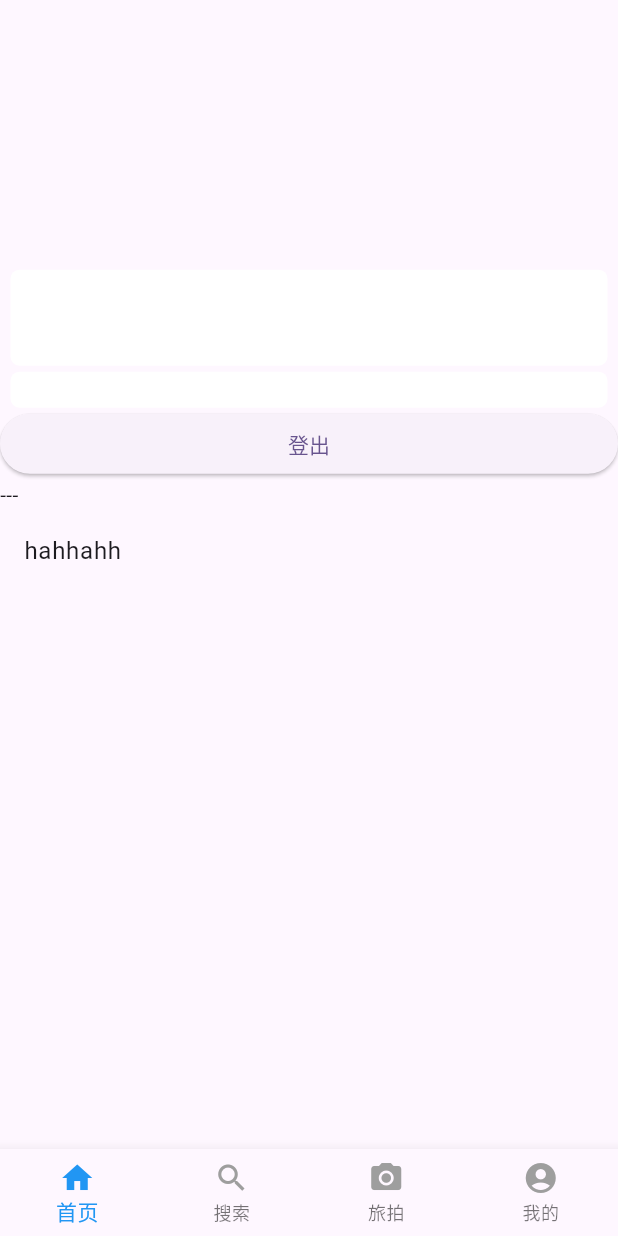
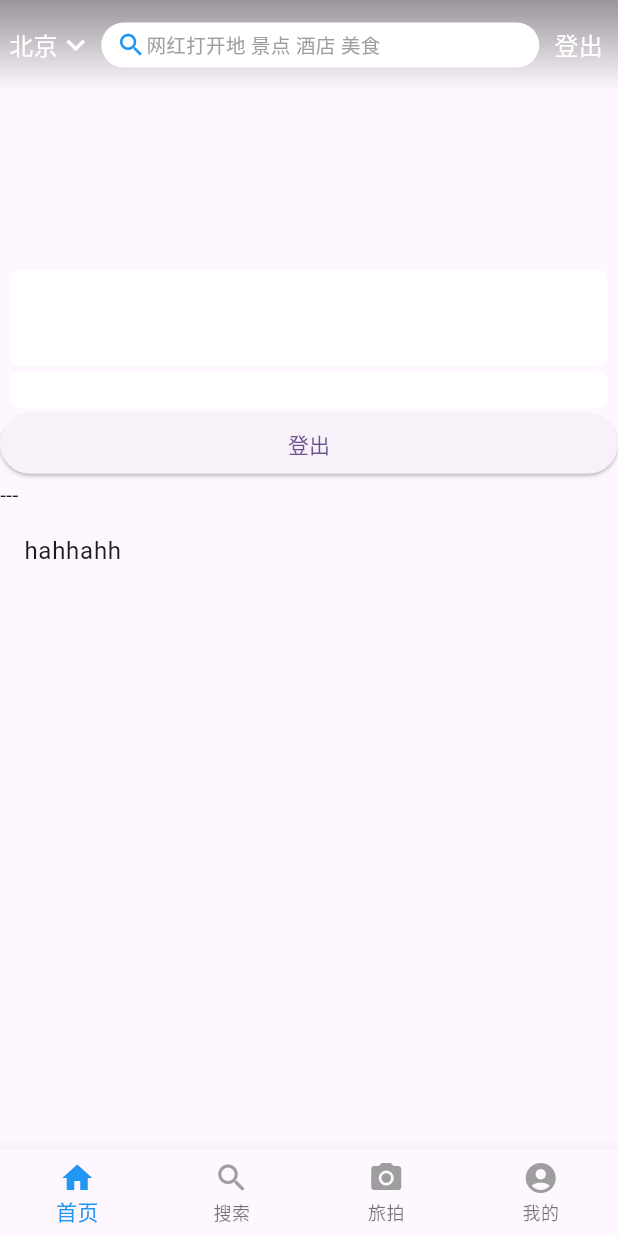
Before and after one commit to Boom618/Flutter_learn, a Flutter app: the screen it shows after launch, on a phone screen of 412 x 824 dp. Run offline on Flutter 3.47's test engine with Material 3 defaults, Android fonts, the phone set to English and light mode, and no system bars; drawn by our look-alikes of carousel_slider; our stand-ins replace shared_preferences; missing offline and left inert: flutter_hi_cache.

Commit message:
feat : 搜索接口

```diff
--- a/lib/navigator/tab_navigator.dart
+++ b/lib/navigator/tab_navigator.dart
@@ -36,7 +36,7 @@ class _TabNavigatorState extends State<TabNavigator> {
           // ExpansionTilePage(),
           // GridViewPage(),
           // RefreshLoadMorePage(),
-          SearchPage(),
+          SearchPage(hideLeft: true,),
           TravelPage(),
           MyPage()
         ],
--- a/lib/pages/home_page.dart
+++ b/lib/pages/home_page.dart
@@ -4,11 +4,16 @@ import 'package:started_flutter/dao/login_dao.dart';
 import 'package:started_flutter/util/navigator_util.dart';
 import 'package:started_flutter/widget/grid_nav_widget.dart';
 import 'package:started_flutter/widget/loading_container.dart';
+import 'package:started_flutter/widget/search_bar_widget.dart';
 
 import '../model/home_model.dart';
+import '../util/view_util.dart';
 import '../widget/banner_widget.dart';
 import '../widget/local_nav_widget.dart';
 import '../widget/sub_nav_widget.dart';
+import 'search_page.dart';
+
+const searchBarDefaultText = '网红打开地 景点 酒店 美食';
 
 class HomePage extends StatefulWidget {
   static Config? configModel;
@@ -43,32 +48,46 @@ class _HomePageState extends State<HomePage>
 
   /// Opacity：它的作用是给子组件添加一个透明度的属性
   /// Container：容器,它可以容纳其它的 widget.
-  get _appBar => Opacity(
-        opacity: appBarAlpha,
-        child: Container(
-          padding: EdgeInsets.only(top: 20), // 适配手机 top
-          height: 80,
-
-          /// BoxDecoration 装饰器
-          decoration: const BoxDecoration(color: Colors.green),
-
-          /// Center Center 继承自Align，只不过是将alignment设置为Alignment.center
-          child: const Center(
-            // Padding  的类型为 EdgeInsetsGeometry 基本上需要间距的地方，它都能够使用
-            child: Padding(
-              padding: EdgeInsets.only(top: 20),
-              child: Text("首页"),
+  get _appBar {
+    // 计算安全边界 适配刘海屏
+    double top = MediaQuery.of(context).padding.top;
+    return Column(
+      children: [
+        shadowWarp(
+          child: Container(
+            height: 60 + top, // 搜索框 + top
+            padding: EdgeInsets.only(top: top),
+            decoration: BoxDecoration(
+              color: Color.fromARGB((appBarAlpha * 255).toInt(), 255, 255, 255),
+            ),
+            child: SearchBarWidget(
+              searchBarType: appBarAlpha > 0.2
+                  ? SearchBarType.homeLight
+                  : SearchBarType.home,
+              inputBoxClick: _jumpToSearch, // 点击输入框 event
+              defaultText: searchBarDefaultText,
+              rightButtonClick: () {
+                LoginDao.logOut();
+              },
             ),
           ),
         ),
-      );
+        // 底部线
+        Container(
+          height: appBarAlpha > 0.2 ? 0.5 : 0,
+          decoration: const BoxDecoration(
+              boxShadow: [BoxShadow(color: Colors.black12, blurRadius: 0.5)]),
+        )
+      ],
+    );
+  }
 
   get _listView => ListView(
         children: [
           BannerWidget(bannerList: bannerList),
           LocalNavWidget(localNavList: localNavList),
           // 网格布局
-          if(gridNavModel != null) GridNavWidget(gridNavModel: gridNavModel!),
+          if (gridNavModel != null) GridNavWidget(gridNavModel: gridNavModel!),
           SubNavWidget(suNavList: subNavList),
           _logoutBtn,
           Text(gridNavModel?.flight?.item1?.title ?? "---"),
@@ -171,4 +190,8 @@ class _HomePageState extends State<HomePage>
       appBarAlpha = alpha;
     });
   }
+
+  void _jumpToSearch() {
+    NavigatorUtil.push(context, const SearchPage());
+  }
 }
--- a/lib/util/view_util.dart
+++ b/lib/util/view_util.dart
@@ -7,3 +7,17 @@ SizedBox hiSpace({double mHeight = 1, double mWidth = 1}) {
     width: mWidth,
   );
 }
+
+///添加阴影
+Widget shadowWarp({required Widget child, EdgeInsetsGeometry? padding}) {
+  return Container(
+    padding: padding,
+    decoration: const BoxDecoration(
+        gradient: LinearGradient(
+          //AppBar渐变遮罩背景
+            colors: [Color(0x66000000), Colors.transparent],
+            begin: Alignment.topCenter,
+            end: Alignment.bottomCenter)),
+    child: child,
+  );
+}
--- a/lib/widget/search_bar_widget.dart
+++ b/lib/widget/search_bar_widget.dart
@@ -8,7 +8,7 @@ import 'package:flutter/material.dart';
 enum SearchBarType { home, homeLight, normal }
 
 class SearchBarWidget extends StatefulWidget {
-  final bool hideLeft; // 左侧返回
+  final bool? hideLeft; // 左侧返回
 
   ///搜索框类型
   final SearchBarType searchBarType;
@@ -110,12 +110,14 @@ class _SearchBarWidgetState extends State<SearchBarWidget> {
           controller: _controller,
           onChanged: _onChanged,
           autofocus: true,
+          cursorColor: Colors.red,
+          cursorHeight: 20,
           // 自动获取焦点
           style: const TextStyle(
               color: Colors.black, fontSize: 18, fontWeight: FontWeight.w300),
           // 输入框文本样式
           decoration: InputDecoration(
-            contentPadding: const EdgeInsets.fromLTRB(5, 0, 5, 15),
+            contentPadding: const EdgeInsets.fromLTRB(5, 0, 5, 18),
             border: InputBorder.none, // 去除输入框
             hintText: widget.hint,
             hintStyle: const TextStyle(fontSize: 15),
```
Also changed, not shown: lib/dao/search_dao.dart (added, +31 -0 lines), lib/model/search_model.dart (added, +65 -0 lines), lib/pages/search_page.dart (+75 -4 lines), lib/util/navigator_util.dart (+11 -0 lines), lib/widget/search_item_widget.dart (added, +16 -0 lines), 1 other file.
